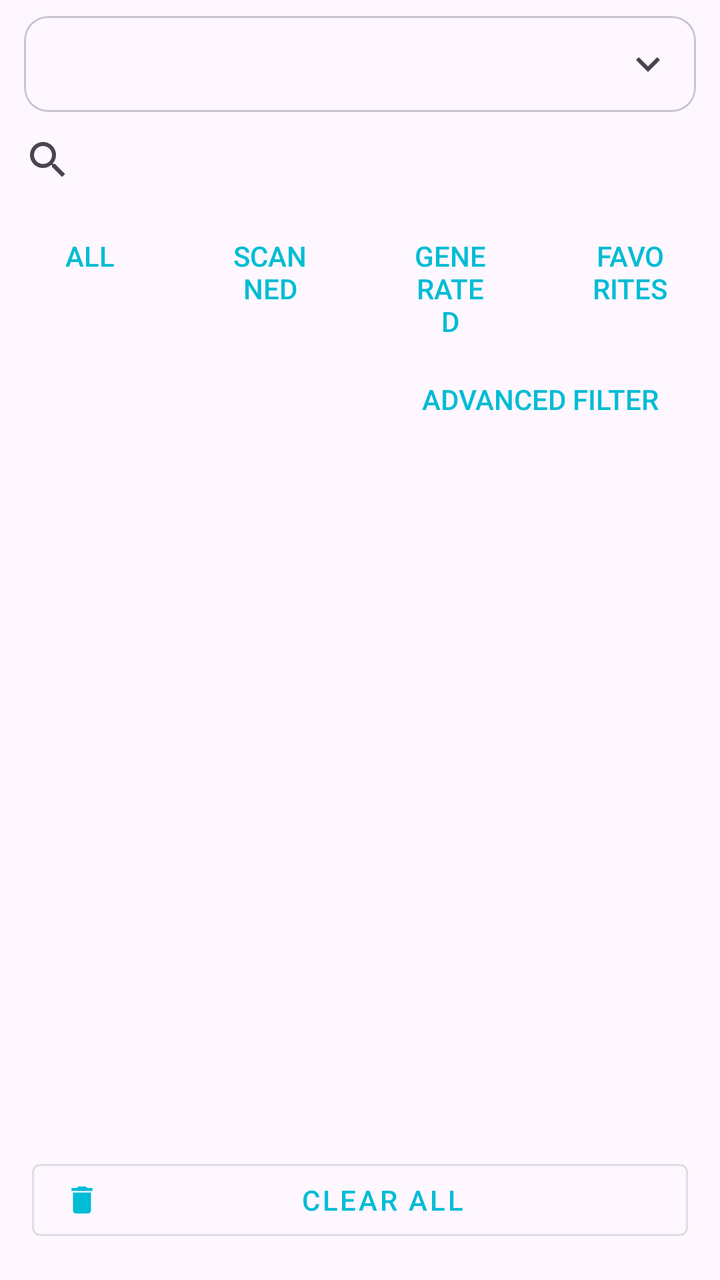
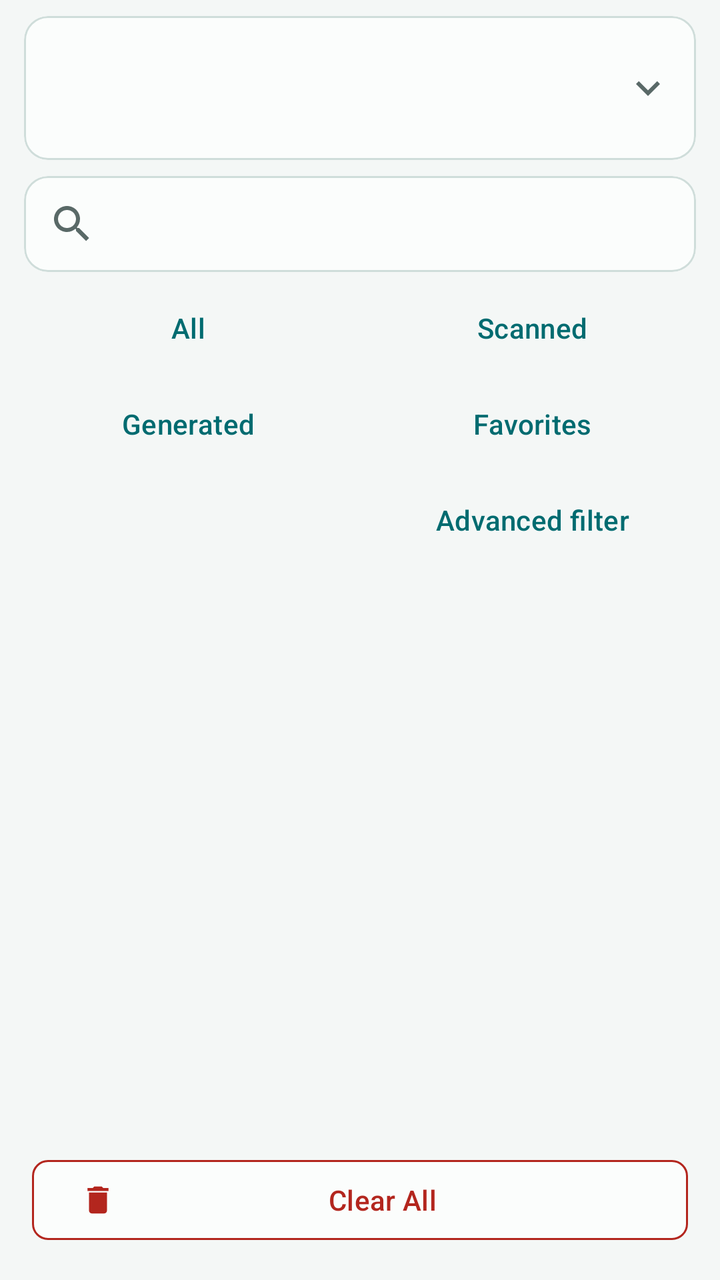

The first picture is an Android layout as it rendered before a commit; the second is the same layout after the commit. The layout source and the unified diff follow.
<!-- AndroidManifest.xml: application theme Theme.QRCodeSimple -->
<!-- res/layout/fragment_history_list.xml -->
<?xml version="1.0" encoding="utf-8"?>
<LinearLayout xmlns:android="http://schemas.android.com/apk/res/android"
    xmlns:app="http://schemas.android.com/apk/res-auto"
    android:layout_width="match_parent"
    android:layout_height="match_parent"
    android:orientation="vertical">

    
    <com.google.android.material.card.MaterialCardView
        android:id="@+id/statsCard"
        android:layout_width="match_parent"
        android:layout_height="wrap_content"
        android:layout_marginStart="12dp"
        android:layout_marginEnd="12dp"
        android:layout_marginTop="8dp"
        app:cardElevation="0dp"
        app:strokeWidth="1dp">

        <LinearLayout
            android:layout_width="match_parent"
            android:layout_height="wrap_content"
            android:orientation="vertical"
            android:padding="12dp">

            <LinearLayout
                android:layout_width="match_parent"
                android:layout_height="wrap_content"
                android:orientation="horizontal"
                android:gravity="center_vertical">

                <TextView
                    android:id="@+id/tvStatsSummary"
                    android:layout_width="0dp"
                    android:layout_height="wrap_content"
                    android:layout_weight="1"
                    android:textSize="14sp"
                    android:textColor="?android:attr/textColorPrimary" />

                <ImageView
                    android:id="@+id/ivStatsToggle"
                    android:layout_width="24dp"
                    android:layout_height="24dp"
                    android:src="@drawable/ic_expand_more"
                    android:importantForAccessibility="no" />

            </LinearLayout>

            <LinearLayout
                android:id="@+id/statsDetailContainer"
                android:layout_width="match_parent"
                android:layout_height="wrap_content"
                android:orientation="vertical"
                android:visibility="gone">

                <TextView
                    android:id="@+id/tvStats7d"
                    android:layout_width="wrap_content"
                    android:layout_height="wrap_content"
                    android:layout_marginTop="8dp"
                    android:textSize="14sp"
                    android:textColor="?android:attr/textColorPrimary" />

                <TextView
                    android:id="@+id/tvStats30d"
                    android:layout_width="wrap_content"
                    android:layout_height="wrap_content"
                    android:textSize="14sp"
                    android:textColor="?android:attr/textColorPrimary" />

                <com.xenoamess.qrcodesimple.SimpleBarChartView
                    android:id="@+id/statsBarChart"
                    android:layout_width="match_parent"
                    android:layout_height="72dp"
                    android:layout_marginTop="8dp" />

            </LinearLayout>

        </LinearLayout>

    </com.google.android.material.card.MaterialCardView>

    
    <androidx.appcompat.widget.SearchView
        android:id="@+id/searchView"
        android:layout_width="match_parent"
        android:layout_height="wrap_content"
        android:queryHint="@string/search_history_hint" />

    
    <LinearLayout
        android:id="@+id/filterTabLayout"
        android:layout_width="match_parent"
        android:layout_height="wrap_content"
        android:orientation="horizontal">

        <Button
            android:id="@+id/btnFilterAll"
            android:layout_width="0dp"
            android:layout_height="wrap_content"
            android:layout_weight="1"
            android:textColor="?attr/colorPrimary"
            android:text="@string/all"
            style="?android:attr/borderlessButtonStyle" />

        <Button
            android:id="@+id/btnFilterScanned"
            android:layout_width="0dp"
            android:layout_height="wrap_content"
            android:layout_weight="1"
            android:textColor="?attr/colorPrimary"
            android:text="@string/scanned"
            style="?android:attr/borderlessButtonStyle" />

        <Button
            android:id="@+id/btnFilterGenerated"
            android:layout_width="0dp"
            android:layout_height="wrap_content"
            android:layout_weight="1"
            android:textColor="?attr/colorPrimary"
            android:text="@string/generated"
            style="?android:attr/borderlessButtonStyle" />

        <Button
            android:id="@+id/btnFilterFavorite"
            android:layout_width="0dp"
            android:layout_height="wrap_content"
            android:layout_weight="1"
            android:textColor="?attr/colorPrimary"
            android:text="@string/chip_favorites"
            style="?android:attr/borderlessButtonStyle" />

    </LinearLayout>

    
    <LinearLayout
        android:layout_width="match_parent"
        android:layout_height="wrap_content"
        android:orientation="horizontal">

        <Button
            android:id="@+id/btnSort"
            android:layout_width="0dp"
            android:layout_height="wrap_content"
            android:layout_weight="1"
            android:textColor="?attr/colorPrimary"
            style="?android:attr/borderlessButtonStyle" />

        <Button
            android:id="@+id/btnAdvancedFilter"
            android:layout_width="0dp"
            android:layout_height="wrap_content"
            android:layout_weight="1"
            android:textColor="?attr/colorPrimary"
            android:text="@string/advanced_filter"
            style="?android:attr/borderlessButtonStyle" />

    </LinearLayout>

    
    <HorizontalScrollView
        android:layout_width="match_parent"
        android:layout_height="wrap_content"
        android:scrollbars="none">

        <com.google.android.material.chip.ChipGroup
            android:id="@+id/chipGroupTags"
            android:layout_width="wrap_content"
            android:layout_height="wrap_content"
            android:paddingStart="8dp"
            android:paddingEnd="8dp"
            android:paddingTop="4dp"
            android:paddingBottom="4dp"
            app:singleSelection="true" />
    </HorizontalScrollView>

    
    <androidx.recyclerview.widget.RecyclerView
        android:id="@+id/recyclerView"
        android:layout_width="match_parent"
        android:layout_height="0dp"
        android:layout_weight="1" />

    
    <TextView
        android:id="@+id/tvEmpty"
        android:layout_width="match_parent"
        android:layout_height="match_parent"
        android:gravity="center"
        android:text="@string/no_history"
        android:textSize="16sp"
        android:visibility="gone" />

    
    <com.google.android.material.button.MaterialButton
        android:id="@+id/btnClearAll"
        android:layout_width="match_parent"
        android:layout_height="wrap_content"
        android:layout_margin="16dp"
        android:text="@string/clear_all"
        style="@style/Widget.MaterialComponents.Button.OutlinedButton"
        app:icon="@drawable/ic_delete" />

</LinearLayout>
<!-- resources referenced by this layout -->
<resources>
  <style name="Theme.QRCodeSimple" parent="Theme.Material3.DayNight.NoActionBar">
          <item name="colorPrimary">@color/cyan_500</item>
          <item name="colorPrimaryVariant">@color/cyan_700</item>
          <item name="colorOnPrimary">@color/black</item>
          <item name="colorSecondary">@color/teal_200</item>
          <item name="colorSecondaryVariant">@color/teal_700</item>
          <item name="colorOnSecondary">@color/black</item>
          <item name="android:statusBarColor">?attr/colorPrimaryVariant</item>
      </style>
  <color name="cyan_500">#FF00BCD4</color>
  <color name="cyan_700">#FF0097A7</color>
  <color name="black">#FF000000</color>
  <color name="teal_200">#FF03DAC5</color>
  <color name="teal_700">#FF018786</color>
  <!-- unchanged entries left out for length: 10 -->
</resources>

<!-- the commit's change to res/layout/fragment_history_list.xml (unified diff, before → after) -->
@@ -3,18 +3,18 @@
     xmlns:app="http://schemas.android.com/apk/res-auto"
     android:layout_width="match_parent"
     android:layout_height="match_parent"
+    android:background="@color/app_background"
     android:orientation="vertical">
 
     
     <com.google.android.material.card.MaterialCardView
         android:id="@+id/statsCard"
+        style="@style/Widget.QRCodeSimple.Panel"
         android:layout_width="match_parent"
         android:layout_height="wrap_content"
         android:layout_marginStart="12dp"
         android:layout_marginEnd="12dp"
-        android:layout_marginTop="8dp"
-        app:cardElevation="0dp"
-        app:strokeWidth="1dp">
+        android:layout_marginTop="8dp">
 
         <LinearLayout
             android:layout_width="match_parent"
@@ -25,6 +25,7 @@
             <LinearLayout
                 android:layout_width="match_parent"
                 android:layout_height="wrap_content"
+                android:minHeight="48dp"
                 android:orientation="horizontal"
                 android:gravity="center_vertical">
 
@@ -33,15 +34,16 @@
                     android:layout_width="0dp"
                     android:layout_height="wrap_content"
                     android:layout_weight="1"
-                    android:textSize="14sp"
-                    android:textColor="?android:attr/textColorPrimary" />
+                    android:textAppearance="@style/TextAppearance.QRCodeSimple.RowTitle"
+                    android:textColor="@color/app_text_primary" />
 
                 <ImageView
                     android:id="@+id/ivStatsToggle"
                     android:layout_width="24dp"
                     android:layout_height="24dp"
                     android:src="@drawable/ic_expand_more"
-                    android:importantForAccessibility="no" />
+                    android:importantForAccessibility="no"
+                    app:tint="@color/app_text_secondary" />
 
             </LinearLayout>
 
@@ -57,15 +59,15 @@
                     android:layout_width="wrap_content"
                     android:layout_height="wrap_content"
                     android:layout_marginTop="8dp"
-                    android:textSize="14sp"
-                    android:textColor="?android:attr/textColorPrimary" />
+                    android:textAppearance="@style/TextAppearance.QRCodeSimple.Metadata"
+                    android:textColor="@color/app_text_secondary" />
 
                 <TextView
                     android:id="@+id/tvStats30d"
                     android:layout_width="wrap_content"
                     android:layout_height="wrap_content"
-                    android:textSize="14sp"
-                    android:textColor="?android:attr/textColorPrimary" />
+                    android:textAppearance="@style/TextAppearance.QRCodeSimple.Metadata"
+                    android:textColor="@color/app_text_secondary" />
 
                 <com.xenoamess.qrcodesimple.SimpleBarChartView
                     android:id="@+id/statsBarChart"
@@ -80,79 +82,96 @@
     </com.google.android.material.card.MaterialCardView>
 
     
-    <androidx.appcompat.widget.SearchView
-        android:id="@+id/searchView"
-        android:layout_width="match_parent"
-        android:layout_height="wrap_content"
-        android:queryHint="@string/search_history_hint" />
+    <com.google.android.material.card.MaterialCardView
+        style="@style/Widget.QRCodeSimple.Panel"
+        android:layout_width="match_parent"
+        android:layout_height="wrap_content"
+        android:layout_marginHorizontal="12dp"
+        android:layout_marginTop="8dp">
+
+        <androidx.appcompat.widget.SearchView
+            android:id="@+id/searchView"
+            android:layout_width="match_parent"
+            android:layout_height="wrap_content"
+            android:minHeight="48dp"
+            android:queryHint="@string/search_history_hint" />
+
+    </com.google.android.material.card.MaterialCardView>
+
+    
+    <GridLayout
+        android:id="@+id/filterTabLayout"
+        android:layout_width="match_parent"
+        android:layout_height="wrap_content"
+        android:layout_marginHorizontal="8dp"
+        android:layout_marginTop="4dp"
+        android:columnCount="2">
+
+        <com.google.android.material.button.MaterialButton
+            android:id="@+id/btnFilterAll"
+            style="@style/Widget.QRCodeSimple.Button.Text"
+            android:layout_width="0dp"
+            android:layout_height="wrap_content"
+            android:layout_columnWeight="1"
+            android:minHeight="48dp"
+            android:singleLine="true"
+            android:text="@string/all" />
+
+        <com.google.android.material.button.MaterialButton
+            android:id="@+id/btnFilterScanned"
+            style="@style/Widget.QRCodeSimple.Button.Text"
+            android:layout_width="0dp"
+            android:layout_height="wrap_content"
+            android:layout_columnWeight="1"
+            android:minHeight="48dp"
+            android:singleLine="true"
+            android:text="@string/scanned" />
+
+        <com.google.android.material.button.MaterialButton
+            android:id="@+id/btnFilterGenerated"
+            style="@style/Widget.QRCodeSimple.Button.Text"
+            android:layout_width="0dp"
+            android:layout_height="wrap_content"
+            android:layout_columnWeight="1"
+            android:minHeight="48dp"
+            android:singleLine="true"
+            android:text="@string/generated" />
+
+        <com.google.android.material.button.MaterialButton
+            android:id="@+id/btnFilterFavorite"
+            style="@style/Widget.QRCodeSimple.Button.Text"
+            android:layout_width="0dp"
+            android:layout_height="wrap_content"
+            android:layout_columnWeight="1"
+            android:minHeight="48dp"
+            android:singleLine="true"
+            android:text="@string/chip_favorites" />
+
+    </GridLayout>
 
     
     <LinearLayout
-        android:id="@+id/filterTabLayout"
-        android:layout_width="match_parent"
-        android:layout_height="wrap_content"
+        android:layout_width="match_parent"
+        android:layout_height="wrap_content"
+        android:layout_marginHorizontal="8dp"
         android:orientation="horizontal">
 
-        <Button
-            android:id="@+id/btnFilterAll"
+        <com.google.android.material.button.MaterialButton
+            android:id="@+id/btnSort"
+            style="@style/Widget.QRCodeSimple.Button.Text"
             android:layout_width="0dp"
             android:layout_height="wrap_content"
             android:layout_weight="1"
-            android:textColor="?attr/colorPrimary"
-            android:text="@string/all"
-            style="?android:attr/borderlessButtonStyle" />
-
-        <Button
-            android:id="@+id/btnFilterScanned"
+            android:minHeight="48dp" />
+
+        <com.google.android.material.button.MaterialButton
+            android:id="@+id/btnAdvancedFilter"
+            style="@style/Widget.QRCodeSimple.Button.Text"
             android:layout_width="0dp"
             android:layout_height="wrap_content"
             android:layout_weight="1"
-            android:textColor="?attr/colorPrimary"
-            android:text="@string/scanned"
-            style="?android:attr/borderlessButtonStyle" />
-
-        <Button
-            android:id="@+id/btnFilterGenerated"
-            android:layout_width="0dp"
-            android:layout_height="wrap_content"
-            android:layout_weight="1"
-            android:textColor="?attr/colorPrimary"
-            android:text="@string/generated"
-            style="?android:attr/borderlessButtonStyle" />
-
-        <Button
-            android:id="@+id/btnFilterFavorite"
-            android:layout_width="0dp"
-            android:layout_height="wrap_content"
-            android:layout_weight="1"
-            android:textColor="?attr/colorPrimary"
-            android:text="@string/chip_favorites"
-            style="?android:attr/borderlessButtonStyle" />
-
-    </LinearLayout>
-
-    
-    <LinearLayout
-        android:layout_width="match_parent"
-        android:layout_height="wrap_content"
-        android:orientation="horizontal">
-
-        <Button
-            android:id="@+id/btnSort"
-            android:layout_width="0dp"
-            android:layout_height="wrap_content"
-            android:layout_weight="1"
-            android:textColor="?attr/colorPrimary"
-            style="?android:attr/borderlessButtonStyle" />
-
-        <Button
-            android:id="@+id/btnAdvancedFilter"
-            android:layout_width="0dp"
-            android:layout_height="wrap_content"
-            android:layout_weight="1"
-            android:textColor="?attr/colorPrimary"
-            android:text="@string/advanced_filter"
-            style="?android:attr/borderlessButtonStyle" />
+            android:minHeight="48dp"
+            android:text="@string/advanced_filter" />
 
     </LinearLayout>
 
@@ -187,17 +206,18 @@
         android:layout_height="match_parent"
         android:gravity="center"
         android:text="@string/no_history"
-        android:textSize="16sp"
+        android:textAppearance="?attr/textAppearanceBodyLarge"
+        android:textColor="@color/app_text_secondary"
         android:visibility="gone" />
 
     
     <com.google.android.material.button.MaterialButton
         android:id="@+id/btnClearAll"
+        style="@style/Widget.QRCodeSimple.Button.Destructive"
         android:layout_width="match_parent"
         android:layout_height="wrap_content"
         android:layout_margin="16dp"
         android:text="@string/clear_all"
-        style="@style/Widget.MaterialComponents.Button.OutlinedButton"
         app:icon="@drawable/ic_delete" />
 
 </LinearLayout>
<!-- resource entries referenced after the edit -->
@@ -1,19 +1,142 @@
 <!-- resources referenced by this layout -->
 <resources>
-  <style name="Theme.QRCodeSimple" parent="Theme.Material3.DayNight.NoActionBar">
-          <item name="colorPrimary">@color/cyan_500</item>
-          <item name="colorPrimaryVariant">@color/cyan_700</item>
-          <item name="colorOnPrimary">@color/black</item>
-          <item name="colorSecondary">@color/teal_200</item>
-          <item name="colorSecondaryVariant">@color/teal_700</item>
-          <item name="colorOnSecondary">@color/black</item>
-          <item name="android:statusBarColor">?attr/colorPrimaryVariant</item>
+  <color name="app_background">#FFF4F7F6</color>
+  <color name="app_text_primary">#FF172020</color>
+  <color name="app_text_secondary">#FF596967</color>
+  <style name="TextAppearance.QRCodeSimple.Metadata" parent="TextAppearance.Material3.BodySmall">
+          <item name="android:textColor">@color/app_text_secondary</item>
       </style>
-  <color name="cyan_500">#FF00BCD4</color>
-  <color name="cyan_700">#FF0097A7</color>
-  <color name="black">#FF000000</color>
-  <color name="teal_200">#FF03DAC5</color>
-  <color name="teal_700">#FF018786</color>
+  <style name="TextAppearance.QRCodeSimple.RowTitle" parent="TextAppearance.Material3.BodyLarge">
+          <item name="android:textColor">@color/app_text_primary</item>
+      </style>
+  <style name="Widget.QRCodeSimple.Button.Destructive" parent="Widget.Material3.Button.OutlinedButton">
+          <item name="android:minHeight">@dimen/touch_target_min</item>
+          <item name="android:textColor">@color/app_error</item>
+          <item name="backgroundTint">@color/app_surface</item>
+          <item name="cornerRadius">@dimen/radius_compact</item>
+          <item name="iconTint">@color/app_error</item>
+          <item name="strokeColor">@color/app_error</item>
+          <item name="strokeWidth">1dp</item>
+      </style>
+  <style name="Widget.QRCodeSimple.Button.Text" parent="Widget.Material3.Button.TextButton">
+          <item name="android:minHeight">@dimen/touch_target_min</item>
+          <item name="android:textColor">@color/app_primary</item>
+          <item name="iconTint">@color/app_primary</item>
+      </style>
+  <style name="Widget.QRCodeSimple.Panel" parent="">
+          <item name="cardBackgroundColor">@color/app_surface</item>
+          <item name="cardCornerRadius">@dimen/radius_panel</item>
+          <item name="cardElevation">0dp</item>
+          <item name="strokeColor">@color/app_outline_variant</item>
+          <item name="strokeWidth">@dimen/stroke_panel</item>
+      </style>
+  <style name="Theme.QRCodeSimple" parent="Theme.QRCodeSimple.Base">
+          <item name="windowActionBar">false</item>
+          <item name="windowNoTitle">true</item>
+      </style>
+  <dimen name="touch_target_min">48dp</dimen>
+  <color name="app_error">#FFB3261E</color>
+  <color name="app_surface">#FFFBFDFC</color>
+  <dimen name="radius_compact">8dp</dimen>
+  <color name="app_primary">#FF006B70</color>
+  <dimen name="radius_panel">12dp</dimen>
+  <color name="app_outline_variant">#FFCFDDDA</color>
+  <dimen name="stroke_panel">1dp</dimen>
+  <style name="Theme.QRCodeSimple.Base" parent="Theme.Material3.DayNight">
+          <item name="colorPrimary">@color/app_primary</item>
+          <item name="colorOnPrimary">@color/app_on_primary</item>
+          <item name="colorPrimaryContainer">@color/app_primary_container</item>
+          <item name="colorOnPrimaryContainer">@color/app_on_primary_container</item>
+          <item name="colorSecondary">@color/app_secondary</item>
+          <item name="colorOnSecondary">@color/app_on_secondary</item>
+          <item name="colorSecondaryContainer">@color/app_secondary_container</item>
+          <item name="colorOnSecondaryContainer">@color/app_on_secondary_container</item>
+          <item name="colorTertiary">@color/app_primary</item>
+          <item name="colorOnTertiary">@color/app_on_primary</item>
+          <item name="colorTertiaryContainer">@color/app_primary_container</item>
+          <item name="colorOnTertiaryContainer">@color/app_on_primary_container</item>
+          <item name="colorSurface">@color/app_surface</item>
+          <item name="colorSurfaceBright">@color/app_surface_variant</item>
+          <item name="colorSurfaceDim">@color/app_background</item>
+          <item name="colorSurfaceContainerLowest">@color/app_background</item>
+          <item name="colorSurfaceContainerLow">@color/app_surface</item>
+          <item name="colorSurfaceContainer">@color/app_surface</item>
+          <item name="colorSurfaceContainerHigh">@color/app_surface_variant</item>
+          <item name="colorSurfaceContainerHighest">@color/app_surface_variant</item>
+          <item name="colorOnSurface">@color/app_text_primary</item>
+          <item name="colorSurfaceVariant">@color/app_surface_variant</item>
+          <item name="colorOnSurfaceVariant">@color/app_text_secondary</item>
+          <item name="colorSurfaceInverse">@color/app_text_primary</item>
+          <item name="colorOnSurfaceInverse">@color/app_background</item>
+          <item name="colorPrimaryInverse">@color/app_primary_container</item>
+          <item name="colorOnBackground">@color/app_text_primary</item>
+          <item name="colorOutline">@color/app_outline</item>
+          <item name="colorOutlineVariant">@color/app_outline_variant</item>
+          <item name="colorError">@color/app_error</item>
+          <item name="colorOnError">@color/app_on_error</item>
+          <item name="colorErrorContainer">@color/app_error_container</item>
+          <item name="colorOnErrorContainer">@color/app_on_error_container</item>
+          <item name="colorControlNormal">@color/app_text_secondary</item>
+          <item name="colorControlActivated">@color/app_primary</item>
+          <item name="android:colorAccent">@color/app_primary</item>
+          <item name="android:colorBackground">@color/app_background</item>
+          <item name="android:windowBackground">@color/app_background</item>
+          <item name="android:statusBarColor">@color/app_background</item>
+          <item name="android:navigationBarColor">@color/app_background</item>
+          <item name="android:windowLightStatusBar">@bool/app_light_system_bars</item>
+          <item name="android:windowLightNavigationBar">@bool/app_light_system_bars</item>
+          <item name="materialAlertDialogTheme">@style/ThemeOverlay.QRCodeSimple.MaterialAlertDialog</item>
+          <item name="materialButtonStyle">@style/Widget.QRCodeSimple.Button.Primary</item>
+          <item name="materialCardViewStyle">@style/Widget.QRCodeSimple.Panel</item>
+          <item name="bottomNavigationStyle">@style/Widget.QRCodeSimple.BottomNavigationView</item>
+      </style>
+  <color name="app_on_primary">#FFFFFFFF</color>
+  <color name="app_primary_container">#FFD8EFED</color>
+  <color name="app_on_primary_container">#FF064E52</color>
+  <color name="app_secondary">#FF496563</color>
+  <color name="app_on_secondary">#FFFFFFFF</color>
+  <color name="app_secondary_container">#FFDDE8E6</color>
+  <color name="app_on_secondary_container">#FF243F3E</color>
+  <color name="app_surface_variant">#FFEAF1EF</color>
+  <color name="app_outline">#FF758684</color>
+  <color name="app_on_error">#FFFFFFFF</color>
+  <color name="app_error_container">#FFF9DEDC</color>
+  <color name="app_on_error_container">#FF410E0B</color>
+  <style name="ThemeOverlay.QRCodeSimple.MaterialAlertDialog" parent="ThemeOverlay.Material3.MaterialAlertDialog">
+          <item name="colorSurface">@color/app_surface</item>
+          <item name="colorSurfaceContainerHigh">@color/app_surface_variant</item>
+          <item name="colorOnSurface">@color/app_text_primary</item>
+          <item name="shapeAppearanceMediumComponent">@style/ShapeAppearance.QRCodeSimple.Panel</item>
+          <item name="buttonBarPositiveButtonStyle">@style/Widget.QRCodeSimple.Button.Text</item>
+          <item name="buttonBarNegativeButtonStyle">@style/Widget.QRCodeSimple.Button.Text</item>
+          <item name="buttonBarNeutralButtonStyle">@style/Widget.QRCodeSimple.Button.Text</item>
+      </style>
+  <style name="Widget.QRCodeSimple.Button.Primary" parent="Widget.Material3.Button">
+          <item name="android:minHeight">@dimen/touch_target_min</item>
+          <item name="android:textColor">@color/app_on_primary</item>
+          <item name="backgroundTint">@color/app_primary</item>
+          <item name="cornerRadius">@dimen/radius_compact</item>
+          <item name="iconTint">@color/app_on_primary</item>
+      </style>
+  <style name="Widget.QRCodeSimple.BottomNavigationView" parent="Widget.Material3.BottomNavigationView">
+          <item name="android:background">@color/app_surface</item>
+          <item name="itemIconTint">@color/navigation_item_color</item>
+          <item name="itemTextColor">@color/navigation_item_color</item>
+          <item name="itemActiveIndicatorStyle">@style/Widget.QRCodeSimple.BottomNavigationView.ActiveIndicator</item>
+          <item name="elevation">0dp</item>
+      </style>
+  <style name="ShapeAppearance.QRCodeSimple.Panel" parent="ShapeAppearance.Material3.Corner.Medium">
+          <item name="cornerFamily">rounded</item>
+          <item name="cornerSize">@dimen/radius_panel</item>
+      </style>
+  <style name="Widget.QRCodeSimple.BottomNavigationView.ActiveIndicator" parent="Widget.Material3.BottomNavigationView.ActiveIndicator">
+          <item name="android:color">@color/app_primary_container</item>
+          <item name="shapeAppearance">@style/ShapeAppearance.QRCodeSimple.Compact</item>
+      </style>
+  <style name="ShapeAppearance.QRCodeSimple.Compact" parent="ShapeAppearance.Material3.Corner.Small">
+          <item name="cornerFamily">rounded</item>
+          <item name="cornerSize">@dimen/radius_compact</item>
+      </style>
   <!-- unchanged entries left out for length: 10 -->
 </resources>
 
